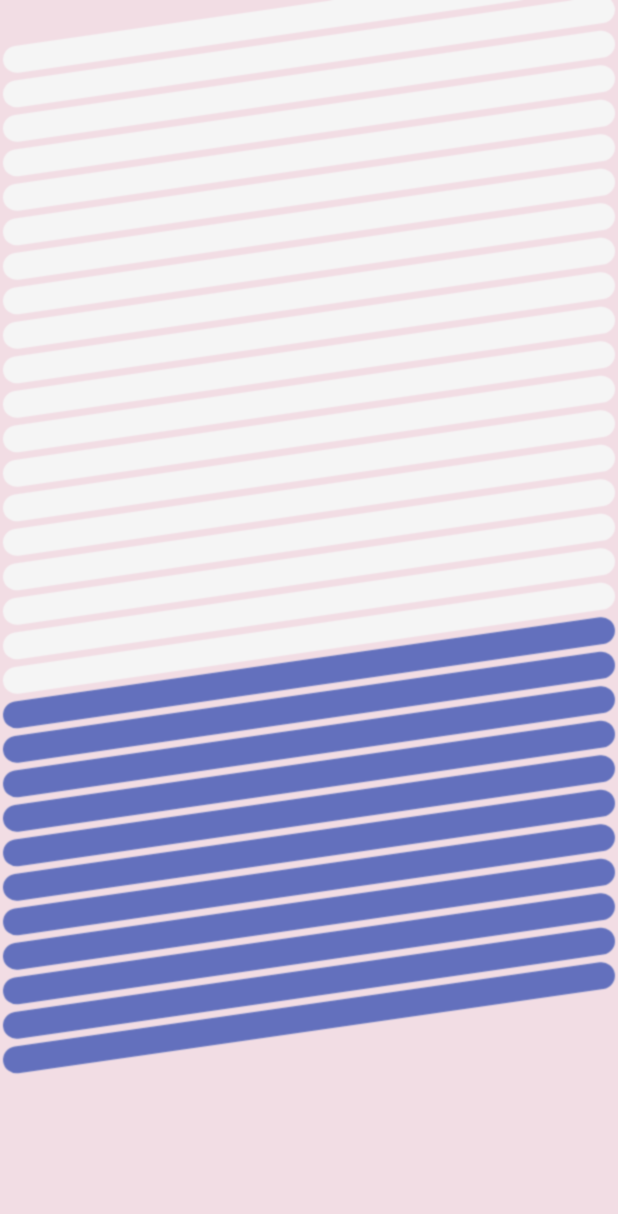
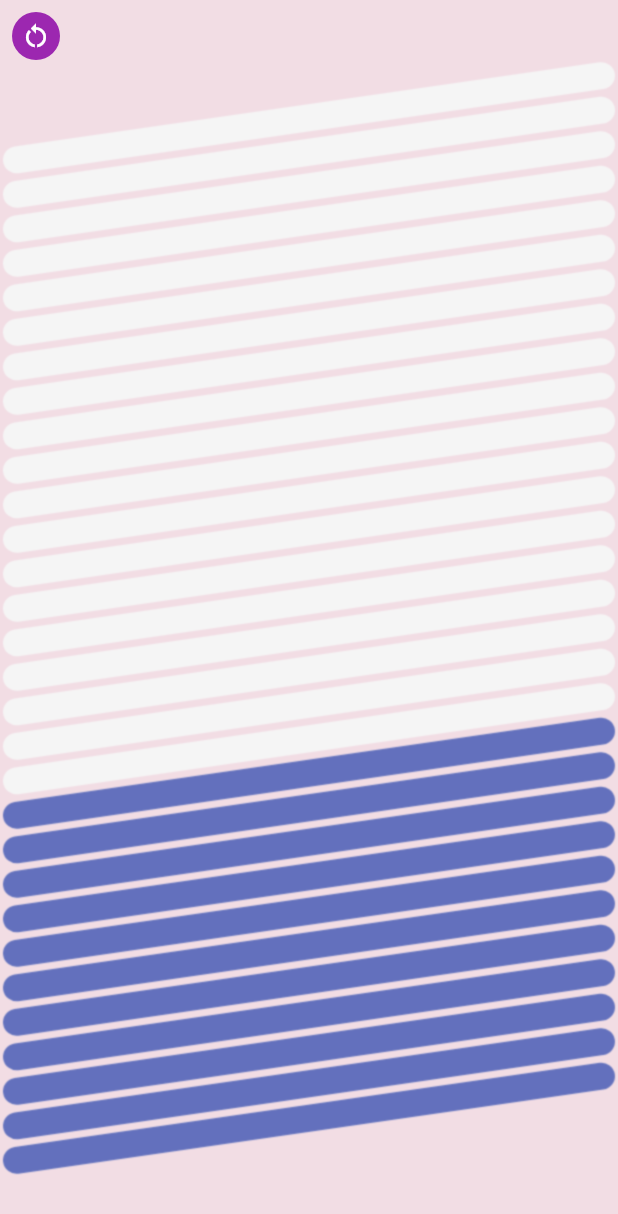
Before and after one commit to reqdevil/Sport-Timer-App, a Flutter app: the screen it shows after launch, after a tap on "Test Page", on a phone screen of 412 x 824 dp. Shown: the top 1214 px of the screen. Run offline on Flutter 3.47's test engine with Material 2 defaults, Android fonts, the phone set to English and light mode, and no system bars; drawn by our look-alikes of percent_indicator; missing offline and left inert: matrix4_transform.

Commit message:
Update progresspage.dart
progress restart process added.

```diff
--- a/lib/Pages/progresspage.dart
+++ b/lib/Pages/progresspage.dart
@@ -27,6 +27,13 @@ class _ProgressPageState extends State<ProgressPage>
     }
     WidgetsBinding.instance!.addPostFrameCallback((_) {
       if (mounted) {
+        startProgress();
+      }
+    });
+    super.initState();
+  }
+
+  void startProgress() {
     int i = 0;
     timer = Timer.periodic(const Duration(milliseconds: 10), (_) {
       if (i == _list.length) {
@@ -45,9 +52,6 @@ class _ProgressPageState extends State<ProgressPage>
       print(i);
     });
   }
-    });
-    super.initState();
-  }
 
   @override
   void dispose() {
@@ -60,7 +64,7 @@ class _ProgressPageState extends State<ProgressPage>
     return Scaffold(
       backgroundColor: Colors.pink[50],
       body: Stack(
-        fit: StackFit.expand,
+        // fit: StackFit.expand,
         clipBehavior: Clip.antiAlias,
         alignment: Alignment.center,
         children: [
@@ -110,7 +114,31 @@ class _ProgressPageState extends State<ProgressPage>
                 ),
               ),
             ),
-          )
+          ),
+          Align(
+            alignment: Alignment.topLeft,
+            child: ElevatedButton(
+              onPressed: () {
+                setState(() {
+                  for (var item in _list) {
+                    item.percentage = 0;
+                  }
+                  startProgress();
+                });
+              },
+              style: ElevatedButton.styleFrom(
+                elevation: 0,
+                minimumSize: const Size(32, 32),
+                padding: const EdgeInsets.all(0),
+                primary: Colors.purple,
+                shape: RoundedRectangleBorder(
+                  borderRadius: BorderRadius.circular(16),
+                ),
+              ),
+              child: const Icon(Icons.restart_alt_sharp,
+                  color: Colors.white, size: 20),
+            ),
+          ),
         ],
       ),
     );
```
Lines whose indentation alone changed are shown as unchanged.
